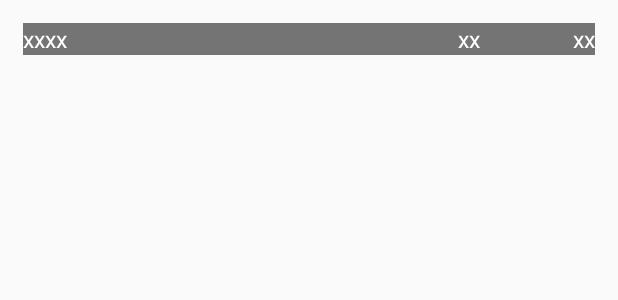
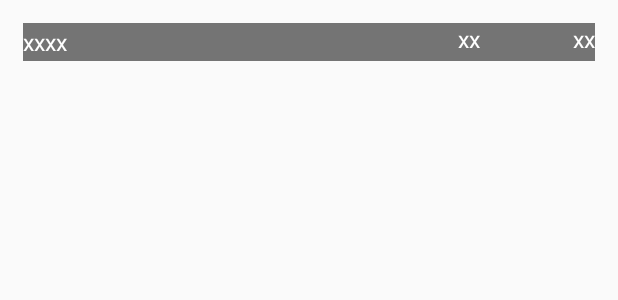
Before and after one commit to HuangQiang8/coolweather, an Android app: the layout forecast_item.xml on its own in the app's theme, with its tools: preview values and no code run, on a phone screen of 412 x 824 dp. Shown: the top 300 px of the screen. Run offline under Robolectric (Android 15) with nearby library versions, the phone set to English and light mode, and no system bars.

Commit message:
不知道改了什么东西，随便提交一下

```diff
--- a/app/build.gradle
+++ b/app/build.gradle
@@ -3,7 +3,7 @@ apply plugin: 'com.android.application'
 android {
     compileSdkVersion 27
     defaultConfig {
-        applicationId "com.qinagweather.android"
+        applicationId "com.qiangweather.android"
         minSdkVersion 14
         targetSdkVersion 27
         versionCode 1
--- a/app/src/main/res/layout/forecast_item.xml
+++ b/app/src/main/res/layout/forecast_item.xml
@@ -2,7 +2,7 @@
 <LinearLayout xmlns:android="http://schemas.android.com/apk/res/android"
     android:orientation="horizontal"
     android:layout_width="match_parent"
-    android:layout_height="wrap_content"
+    android:layout_height="25dp"
     android:layout_margin="15dp"
     android:background="#8000">
 
@@ -13,14 +13,16 @@
         android:layout_gravity="center_vertical"
         android:layout_weight="2"
         android:textColor="#fff"
+        android:gravity="center_vertical|left"
         android:text="xxxx"
         android:textSize="15sp"/>
 
     <FrameLayout
         android:layout_width="0dp"
         android:layout_height="match_parent"
-        android:gravity="right"
+        android:gravity="center"
         android:layout_weight="1">
+
         <ImageView
             android:id="@+id/weather_icon"
             android:layout_width="wrap_content"
@@ -37,7 +39,7 @@
         android:textSize="15sp"
         android:textColor="#fff"
         android:text="xx"
-        android:gravity="right"
+        android:gravity="right|center_vertical"
         android:layout_weight="1"
         />
     <TextView
@@ -47,7 +49,7 @@
         android:textSize="15sp"
         android:textColor="#fff"
         android:text="xx"
-        android:gravity="right"
+        android:gravity="right|center_vertical"
         android:layout_weight="1"
         />
 </LinearLayout>
```
Also changed, not shown: app/src/main/java/com/qiangweather/android/activity/WeatherActivity.java (+7 -1 lines).
